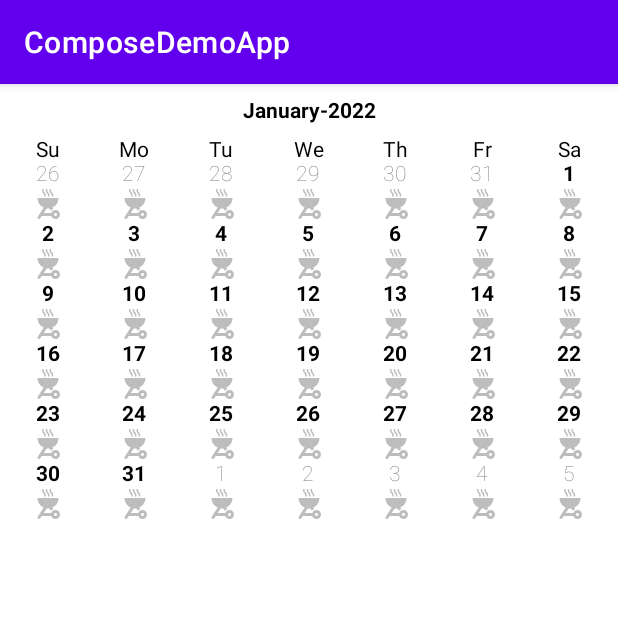
After one commit to MateuszW95/ComposeDemo, an Android app built with Jetpack Compose: the CalendarScreen screen opened through its navigation route, on a phone screen of 412 x 824 dp, the top half of it. The commit adds this screen. Run offline under Robolectric (Android 15) with nearby library versions, the phone set to English and light mode, and no system bars; our stand-ins replace accompanist; pictures from the network do not load.

Commit message:
Working on CalendarScreen.kt

```diff
--- a/app/src/main/AndroidManifest.xml
+++ b/app/src/main/AndroidManifest.xml
@@ -11,7 +11,8 @@
         android:roundIcon="@mipmap/ic_launcher_round"
         android:supportsRtl="true"
         android:theme="@style/Theme.ComposeDemoApp">
-        <activity android:name=".MainActivity">
+        <activity android:name=".MainActivity"
+            android:exported="true">
             <intent-filter>
                 <action android:name="android.intent.action.MAIN" />
 
--- /dev/null
+++ b/app/src/main/java/com/mwdev/composedemoapp/extensions/DateExtensions.kt
@@ -0,0 +1,55 @@
+package com.mwdev.composedemoapp.extensions
+
+import java.text.SimpleDateFormat
+import java.util.*
+import kotlin.math.abs
+
+fun Calendar.monthsBetween(otherCalendar: Calendar): Int {
+    val month = get(Calendar.MONTH)
+    val year = get(Calendar.YEAR)
+    val otherMonth = otherCalendar.get(Calendar.MONTH)
+    val otherYear = otherCalendar.get(Calendar.YEAR)
+
+    return abs((12 * year + month) - (12 * otherYear + otherMonth))
+}
+
+fun Calendar.resetToStartOfMonth(): Calendar {
+    set(Calendar.DAY_OF_MONTH, 1)
+    return this
+}
+
+fun String.toLocalDate(
+    pattern: String,
+    timeZone: TimeZone = TimeZone.getTimeZone("UTC")
+): Date? {
+    return try {
+        SimpleDateFormat(pattern, Locale.getDefault()).apply {
+            this.timeZone = timeZone
+        }.parse(this)
+    } catch (e: Exception) {
+        e.printStackTrace()
+        null
+    }
+}
+
+fun Date.displayDateWith(
+    pattern: String,
+    locale: Locale = Locale.getDefault(),
+    timezone: TimeZone = TimeZone.getDefault()
+): String {
+    return SimpleDateFormat(pattern, locale).apply { timeZone = timezone }.format(this)
+}
+
+fun Date.toCalendar(): Calendar {
+    return Calendar.getInstance().also {
+        it.time = this
+    }
+}
+
+fun Calendar.getMonthKey(): Int {
+    return (get(Calendar.YEAR) * 100) + get(Calendar.MONTH)
+}
+
+fun Calendar.getDayKey(): Long {
+    return ((get(Calendar.YEAR) * 10000) + (get(Calendar.MONTH) * 100) + (get(Calendar.DAY_OF_MONTH))).toLong()
+}
--- /dev/null
+++ b/app/src/main/java/com/mwdev/composedemoapp/helper/CalendarHelper.kt
@@ -0,0 +1,18 @@
+package com.mwdev.composedemoapp.helper
+
+object CalendarHelper {
+
+    fun getDayName(index: Int): String {
+        return when (index) {
+            0 -> "Su"
+            1 -> "Mo"
+            2 -> "Tu"
+            3 -> "We"
+            4 -> "Th"
+            5 -> "Fr"
+            6 -> "Sa"
+            else -> ""
+        }
+    }
+
+}
--- /dev/null
+++ b/app/src/main/java/com/mwdev/composedemoapp/models/calendar/CalendarDay.kt
@@ -0,0 +1,8 @@
+package com.mwdev.composedemoapp.models.calendar
+
+data class CalendarDay(
+    val dayKey: Long,
+    val dayNumber: Int,
+    val isFromOffset: Boolean,
+    val isSelected: Boolean
+)
--- /dev/null
+++ b/app/src/main/java/com/mwdev/composedemoapp/models/calendar/CalendarMonthConfig.kt
@@ -0,0 +1,45 @@
+package com.mwdev.composedemoapp.models.calendar
+
+import com.mwdev.composedemoapp.extensions.displayDateWith
+import com.mwdev.composedemoapp.extensions.getDayKey
+import com.mwdev.composedemoapp.extensions.getMonthKey
+import com.mwdev.composedemoapp.extensions.resetToStartOfMonth
+import java.util.*
+
+data class CalendarMonthConfig(val label: String, val days: List<CalendarDay>) {
+
+    companion object {
+        fun create(calendar: Calendar, selectedDayKey: Long): CalendarMonthConfig {
+            val label = calendar.time.displayDateWith("MMMM-YYYY")
+            val offset = calendar.get(Calendar.DAY_OF_WEEK) - 1 //Sunday = 1, Monday = 2 ...
+            val daysInMonth = calendar.getActualMaximum(Calendar.DAY_OF_MONTH)
+
+            val currentMonthKey = calendar.getMonthKey()
+
+            val fifthWeekVisible = daysInMonth + offset > 4 * 7
+            val sixthWeekVisible = daysInMonth + offset > 5 * 7
+            val realDaysInMonth = if (sixthWeekVisible) 42 else if (fifthWeekVisible) 35 else 28
+            val days = arrayListOf<CalendarDay>()
+
+            calendar.resetToStartOfMonth()
+            if (offset > 0) {
+                calendar.add(Calendar.DAY_OF_MONTH, -offset)
+            }
+
+            for (i in 0..realDaysInMonth) {
+                val monthKey = calendar.getMonthKey()
+                val dayKey = calendar.getDayKey()
+                val day = CalendarDay(
+                    dayKey = dayKey,
+                    dayNumber = calendar.get(Calendar.DAY_OF_MONTH),
+                    isFromOffset = currentMonthKey != monthKey,
+                    isSelected = dayKey == selectedDayKey
+                )
+                days.add(day)
+                calendar.add(Calendar.DAY_OF_MONTH, 1)
+            }
+
+            return CalendarMonthConfig(label = label, days = days)
+        }
+    }
+}
--- /dev/null
+++ b/app/src/main/java/com/mwdev/composedemoapp/ui/calendar/CalendarScreen.kt
@@ -0,0 +1,200 @@
+package com.mwdev.composedemoapp.ui.calendar
+
+import androidx.compose.foundation.Image
+import androidx.compose.foundation.clickable
+import androidx.compose.foundation.layout.*
+import androidx.compose.material.Text
+import androidx.compose.runtime.*
+import androidx.compose.ui.Alignment
+import androidx.compose.ui.Modifier
+import androidx.compose.ui.graphics.Color
+import androidx.compose.ui.graphics.graphicsLayer
+import androidx.compose.ui.layout.ScaleFactor
+import androidx.compose.ui.layout.lerp
+import androidx.compose.ui.text.font.FontWeight
+import androidx.compose.ui.text.style.TextAlign
+import androidx.compose.ui.unit.Dp
+import androidx.compose.ui.unit.dp
+import androidx.navigation.NavController
+import coil.compose.rememberImagePainter
+import com.google.accompanist.pager.ExperimentalPagerApi
+import com.google.accompanist.pager.HorizontalPager
+import com.google.accompanist.pager.calculateCurrentOffsetForPage
+import com.google.android.material.math.MathUtils
+import com.mwdev.composedemoapp.R
+import com.mwdev.composedemoapp.extensions.*
+import com.mwdev.composedemoapp.helper.CalendarHelper
+import com.mwdev.composedemoapp.models.calendar.CalendarDay
+import com.mwdev.composedemoapp.models.calendar.CalendarMonthConfig
+import java.util.*
+import kotlin.math.absoluteValue
+
+
+@Composable
+fun CalendarScreen(navigation: NavController) {
+    val startCalendar = "1-2022".toLocalDate("M-yyyy")?.toCalendar() ?: Calendar.getInstance()
+    val endCalendar = "4-2023".toLocalDate("M-yyyy")?.toCalendar() ?: Calendar.getInstance()
+
+    val selectedDayKey = remember {
+        mutableStateOf(Calendar.getInstance().getDayKey())
+    }
+
+    Calendar(
+        startCalendar,
+        endCalendar,
+        minDayHeight = 40.dp,
+        selectedDayKey = selectedDayKey.value,
+        onDayChanged = { dayKey -> selectedDayKey.value = dayKey }
+    )
+}
+
+@OptIn(ExperimentalPagerApi::class)
+@Composable
+fun Calendar(
+    startCalendar: Calendar,
+    endCalendar: Calendar,
+    minDayHeight: Dp,
+    selectedDayKey: Long,
+    onDayChanged: (Long) -> Unit
+) {
+    val monthCount = remember(startCalendar, endCalendar, selectedDayKey) {
+        mutableStateOf(startCalendar.monthsBetween(endCalendar) + 1)
+    }
+
+    val monthConfigs = remember {
+        mutableStateOf(listOf<CalendarMonthConfig>())
+    }
+
+    LaunchedEffect(key1 = selectedDayKey) {
+        val startCalendarCopy =
+            startCalendar.time.displayDateWith("01-MM-yyyy").toLocalDate("dd-MM-yyyy")
+                ?.toCalendar() ?: Calendar.getInstance()
+        val endCalendarCopy =
+            endCalendar.time.displayDateWith("02-MM-yyyy").toLocalDate("dd-MM-yyyy")
+                ?.toCalendar() ?: Calendar.getInstance()
+
+        val array = arrayListOf<CalendarMonthConfig>()
+        while (startCalendarCopy.time.before(endCalendarCopy.time)) {
+            array.add(
+                CalendarMonthConfig.create(
+                    startCalendarCopy.clone() as Calendar,
+                    selectedDayKey
+                )
+            )
+            startCalendarCopy.add(Calendar.MONTH, 1)
+        }
+        monthConfigs.value = array
+    }
+
+    HorizontalPager(count = monthCount.value) { page ->
+        MonthView(
+            monthConfig = monthConfigs.value.getOrElse(page) { return@HorizontalPager },
+            minDayHeight = minDayHeight,
+            modifier = Modifier
+                .fillMaxWidth()
+                .padding(start = 3.dp, end = 3.dp)
+                .graphicsLayer {
+                    // Calculate the absolute offset for the current page from the
+                    // scroll position. We use the absolute value which allows us to mirror
+                    // any effects for both directions
+                    val pageOffset = calculateCurrentOffsetForPage(page).absoluteValue
+
+                    // We animate the scaleX + scaleY, between 85% and 100%
+                    lerp(
+                        start = ScaleFactor(0.85f, 0.85f),
+                        stop = ScaleFactor(1f, 1f),
+                        fraction = 1f - pageOffset.coerceIn(0f, 1f)
+                    ).also { scale ->
+                        scaleX = scale.scaleX
+                        scaleY = scale.scaleX
+                    }
+
+                    // We animate the alpha, between 50% and 100%
+                    alpha = MathUtils.lerp(
+                        0.1f,
+                        1f,
+                        1f - pageOffset.coerceIn(0f, 1f)
+                    )
+                },
+            onDayChanged
+        )
+    }
+}
+
+@Composable
+fun MonthView(
+    monthConfig: CalendarMonthConfig,
+    minDayHeight: Dp,
+    modifier: Modifier = Modifier,
+    onDayChanged: (Long) -> Unit
+) {
+    Column(modifier = modifier) {
+        //month name
+        Text(
+            modifier = Modifier
+                .fillMaxWidth()
+                .padding(top = 10.dp, bottom = 10.dp),
+            text = monthConfig.label,
+            textAlign = TextAlign.Center,
+            fontWeight = FontWeight.Bold,
+        )
+        //days names
+        Row(modifier = Modifier.fillMaxWidth()) {
+            (0..6).onEach { index ->
+                DayName(dayIndex = index, modifier = Modifier.weight(1 / 7f))
+            }
+        }
+        //days
+        val weeks = monthConfig.days.size.div(7)
+        val maxDaysContainerHeight = minDayHeight.times(6) // 6 is max of week number
+        val avgDayHeight = maxDaysContainerHeight.div(weeks)
+        for (row in 0 until weeks) {
+            Row(modifier = Modifier.fillMaxWidth()) {
+                for (column in 0 until 7) {
+                    Day(
+                        calendarDay = monthConfig.days[(row * 7) + column],
+                        modifier = Modifier
+                            .weight(1 / 7f)
+                            .height(avgDayHeight),
+                        onDayChanged
+                    )
+                }
+            }
+        }
+    }
+}
+
+@Composable
+fun DayName(
+    dayIndex: Int, modifier: Modifier = Modifier
+) {
+    Text(
+        text = CalendarHelper.getDayName(dayIndex),
+        modifier = modifier,
+        textAlign = TextAlign.Center
+    )
+}
+
+@Composable
+fun Day(calendarDay: CalendarDay, modifier: Modifier = Modifier, onDayChanged: (Long) -> Unit) {
+    Column(modifier = modifier.fillMaxWidth()) {
+        Text(
+            modifier = Modifier
+                .fillMaxWidth()
+                .clickable {
+                    if (calendarDay.isFromOffset) return@clickable else
+                        onDayChanged(calendarDay.dayKey)
+                },
+            text = calendarDay.dayNumber.toString(),
+            color = if (calendarDay.isFromOffset) Color.Gray else if (calendarDay.isSelected) Color.Red else Color.Black,
+            textAlign = TextAlign.Center,
+            fontWeight = if (calendarDay.isFromOffset) FontWeight.Thin else FontWeight.Bold,
+        )
+        Image(
+            painter = rememberImagePainter(R.drawable.ic_grill),
+            contentDescription = "LOGO",
+            modifier = Modifier.align(Alignment.CenterHorizontally)
+        )
+
+    }
+}
--- a/app/src/main/java/com/mwdev/composedemoapp/ui/main/MainScreen.kt
+++ b/app/src/main/java/com/mwdev/composedemoapp/ui/main/MainScreen.kt
@@ -55,6 +55,21 @@ fun MainScreen(navController: NavController) {
                 color = Color.White
             )
         }
+        Spacer(modifier = Modifier.size(0.dp, 10.dp))
+        Button(
+            onClick = {
+                navController.navigate(Screen.CalendarScreen.route)
+            },
+            colors = ButtonDefaults.textButtonColors(
+                backgroundColor = Color.Red,
+            ),
+            shape = RoundedCornerShape(10.dp)
+        ) {
+            Text(
+                text = stringResource(id = R.string.go_to_calendar),
+                color = Color.White
+            )
+        }
     }
 }
 
--- a/app/src/main/java/com/mwdev/composedemoapp/ui/main/Navigation.kt
+++ b/app/src/main/java/com/mwdev/composedemoapp/ui/main/Navigation.kt
@@ -4,6 +4,7 @@ import androidx.compose.runtime.Composable
 import androidx.navigation.compose.NavHost
 import androidx.navigation.compose.composable
 import androidx.navigation.compose.rememberNavController
+import com.mwdev.composedemoapp.ui.calendar.CalendarScreen
 import com.mwdev.composedemoapp.ui.member.LandingScreen
 
 @Composable
@@ -16,5 +17,8 @@ fun Navigation() {
         composable(Screen.LandingScreen.route) {
             LandingScreen(navigation = navController)
         }
+        composable(Screen.CalendarScreen.route) {
+            CalendarScreen(navigation = navController)
+        }
     }
 }
--- a/app/src/main/java/com/mwdev/composedemoapp/ui/main/Screen.kt
+++ b/app/src/main/java/com/mwdev/composedemoapp/ui/main/Screen.kt
@@ -4,4 +4,5 @@ sealed class Screen(val route: String){
     object MainScreen: Screen(route = "main_screen")
     object ListScreen: Screen(route="list_screen")
     object LandingScreen: Screen(route="landing_screen")
+    object CalendarScreen: Screen(route="calendar_screen")
 }
--- /dev/null
+++ b/app/src/main/res/drawable/ic_grill.xml
@@ -0,0 +1,19 @@
+<vector xmlns:android="http://schemas.android.com/apk/res/android"
+    android:width="24dp"
+    android:height="24dp"
+    android:viewportWidth="24"
+    android:viewportHeight="24"
+    android:tint="?attr/colorControlNormal">
+  <path
+      android:fillColor="@android:color/white"
+      android:pathData="M17,22c1.66,0 3,-1.34 3,-3s-1.34,-3 -3,-3c-1.3,0 -2.4,0.84 -2.82,2H9.14l1.99,-3.06C11.42,14.98 11.71,15 12,15s0.58,-0.02 0.87,-0.06l1.02,1.57c0.42,-0.53 0.96,-0.95 1.6,-1.21l-0.6,-0.93C17.31,13.27 19,10.84 19,8H5c0,2.84 1.69,5.27 4.12,6.37l-3.95,6.08c-0.3,0.46 -0.17,1.08 0.29,1.38h0c0.46,0.3 1.08,0.17 1.38,-0.29l1,-1.55h6.34C14.6,21.16 15.7,22 17,22zM17,18c0.55,0 1,0.45 1,1c0,0.55 -0.45,1 -1,1s-1,-0.45 -1,-1C16,18.45 16.45,18 17,18z"/>
+  <path
+      android:fillColor="@android:color/white"
+      android:pathData="M9.41,7h1c0.15,-1.15 0.23,-1.64 -0.89,-2.96C9.1,3.54 8.84,3.27 9.06,2H8.07C7.86,3.11 8.1,4.05 8.96,4.96C9.18,5.2 9.75,5.63 9.41,7z"/>
+  <path
+      android:fillColor="@android:color/white"
+      android:pathData="M11.89,7h1c0.15,-1.15 0.23,-1.64 -0.89,-2.96c-0.42,-0.5 -0.68,-0.78 -0.46,-2.04h-0.99c-0.21,1.11 0.03,2.05 0.89,2.96C11.67,5.2 12.24,5.63 11.89,7z"/>
+  <path
+      android:fillColor="@android:color/white"
+      android:pathData="M14.41,7h1c0.15,-1.15 0.23,-1.64 -0.89,-2.96C14.1,3.54 13.84,3.27 14.06,2h-0.99c-0.21,1.11 0.03,2.05 0.89,2.96C14.18,5.2 14.75,5.63 14.41,7z"/>
+</vector>
--- a/app/src/main/res/values-night/themes.xml
+++ /dev/null
@@ -1,16 +0,0 @@
-<resources xmlns:tools="http://schemas.android.com/tools">
-    <!-- Base application theme. -->
-    <style name="Theme.ComposeDemoApp" parent="Theme.MaterialComponents.DayNight.DarkActionBar">
-        <!-- Primary brand color. -->
-        <item name="colorPrimary">@color/purple_200</item>
-        <item name="colorPrimaryVariant">@color/purple_700</item>
-        <item name="colorOnPrimary">@color/black</item>
-        <!-- Secondary brand color. -->
-        <item name="colorSecondary">@color/teal_200</item>
-        <item name="colorSecondaryVariant">@color/teal_200</item>
-        <item name="colorOnSecondary">@color/black</item>
-        <!-- Status bar color. -->
-        <item name="android:statusBarColor" tools:targetApi="l">?attr/colorPrimaryVariant</item>
-        <!-- Customize your theme here. -->
-    </style>
-</resources>
--- a/app/src/main/res/values/strings.xml
+++ b/app/src/main/res/values/strings.xml
@@ -3,4 +3,5 @@
     <string name="go_to_list">Go To List</string>
     <string name="sign_In">Sign In</string>
     <string name="go_to_landing">Go To Landing</string>
+    <string name="go_to_calendar">Go to calendar</string>
 </resources>
--- a/app/src/main/res/values/themes.xml
+++ b/app/src/main/res/values/themes.xml
@@ -1,6 +1,6 @@
 <resources xmlns:tools="http://schemas.android.com/tools">
     <!-- Base application theme. -->
-    <style name="Theme.ComposeDemoApp" parent="Theme.MaterialComponents.DayNight.DarkActionBar">
+    <style name="Theme.ComposeDemoApp" parent="Theme.MaterialComponents.Light.DarkActionBar">
         <!-- Primary brand color. -->
         <item name="colorPrimary">@color/purple_500</item>
         <item name="colorPrimaryVariant">@color/purple_700</item>
--- a/build.gradle
+++ b/build.gradle
@@ -1,7 +1,7 @@
 // Top-level build file where you can add configuration options common to all sub-projects/modules.
 buildscript {
     ext.kotlin_version = "1.5.10"
-    ext.compose_version="1.1.0-alpha01"
+    ext.compose_version="1.2.0-alpha02"
     repositories {
         google()
         mavenCentral()
```
Also changed, not shown: app/build.gradle (+15 -12 lines).
